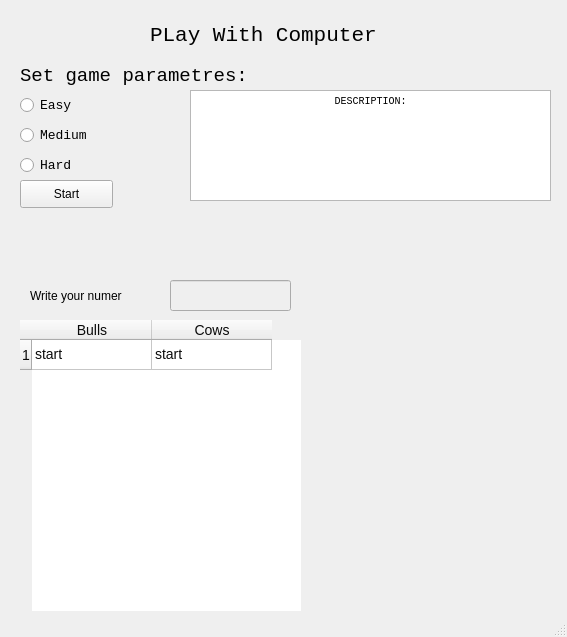
The window that untitled.ui (DamirGainatullin/CowsAndBulls) describes before a commit, drawn with Qt 5.
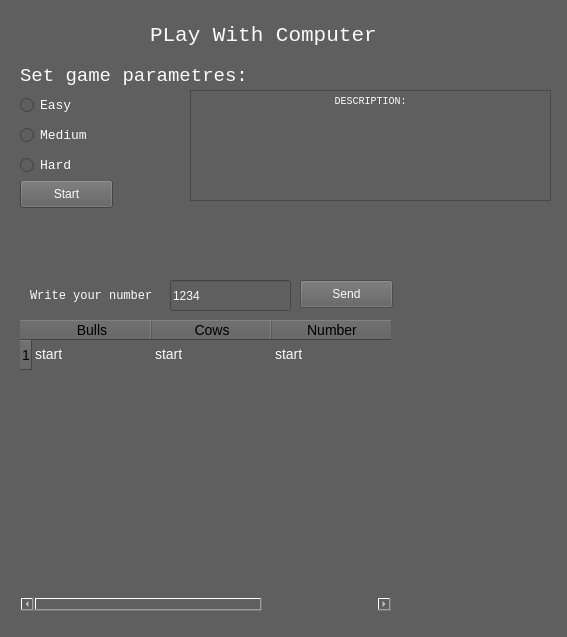
The same window after the commit.

```diff
--- a/untitled.ui
+++ b/untitled.ui
@@ -13,6 +13,13 @@
   <property name="windowTitle">
    <string>MainWindow</string>
   </property>
+  <property name="styleSheet">
+   <string notr="true">QWidget {
+	background-color: rgb(95, 95, 95);
+	color: rgb(250, 250, 250);
+}
+</string>
+  </property>
   <widget class="QWidget" name="centralwidget">
    <widget class="QPushButton" name="pushButton">
     <property name="geometry">
@@ -36,8 +43,13 @@
       <height>31</height>
      </rect>
     </property>
+    <property name="font">
+     <font>
+      <family>Lucida Console</family>
+     </font>
+    </property>
     <property name="text">
-     <string>Write your numer</string>
+     <string>Write your number</string>
     </property>
    </widget>
    <widget class="QRadioButton" name="easy">
@@ -112,6 +124,9 @@
       <height>31</height>
      </rect>
     </property>
+    <property name="text">
+     <string>1234</string>
+    </property>
    </widget>
    <widget class="QRadioButton" name="medium">
     <property name="geometry">
@@ -137,7 +152,7 @@
      <rect>
       <x>20</x>
       <y>320</y>
-      <width>281</width>
+      <width>371</width>
       <height>291</height>
      </rect>
     </property>
@@ -156,14 +171,13 @@
     <property name="styleSheet">
      <string notr="true">QWidget {
 	border: none;
-	color: rgb(10, 10, 10);
+	color: rgb(250, 250, 250);
 	font-size: 14px;
-	font-color: white;
 }
 </string>
     </property>
     <property name="gridStyle">
-     <enum>Qt::SolidLine</enum>
+     <enum>Qt::NoPen</enum>
     </property>
     <property name="sortingEnabled">
      <bool>false</bool>
@@ -190,27 +204,103 @@
      <property name="text">
       <string>1</string>
      </property>
+     <property name="foreground">
+      <brush brushstyle="SolidPattern">
+       <color alpha="255">
+        <red>0</red>
+        <green>0</green>
+        <blue>0</blue>
+       </color>
+      </brush>
+     </property>
     </row>
     <column>
      <property name="text">
       <string>Bulls</string>
      </property>
+     <property name="background">
+      <color>
+       <red>255</red>
+       <green>255</green>
+       <blue>255</blue>
+      </color>
+     </property>
+     <property name="foreground">
+      <brush brushstyle="SolidPattern">
+       <color alpha="255">
+        <red>0</red>
+        <green>0</green>
+        <blue>0</blue>
+       </color>
+      </brush>
+     </property>
     </column>
     <column>
      <property name="text">
       <string>Cows</string>
      </property>
+     <property name="background">
+      <color>
+       <red>255</red>
+       <green>255</green>
+       <blue>255</blue>
+      </color>
+     </property>
+     <property name="foreground">
+      <brush brushstyle="SolidPattern">
+       <color alpha="255">
+        <red>0</red>
+        <green>0</green>
+        <blue>0</blue>
+       </color>
+      </brush>
+     </property>
+    </column>
+    <column>
+     <property name="text">
+      <string>Number</string>
+     </property>
+     <property name="background">
+      <color>
+       <red>255</red>
+       <green>255</green>
+       <blue>255</blue>
+      </color>
+     </property>
+     <property name="foreground">
+      <brush brushstyle="SolidPattern">
+       <color alpha="255">
+        <red>0</red>
+        <green>0</green>
+        <blue>0</blue>
+       </color>
+      </brush>
+     </property>
     </column>
     <item row="0" column="0">
      <property name="text">
       <string>start</string>
      </property>
+     <property name="background">
+      <brush brushstyle="NoBrush">
+       <color alpha="255">
+        <red>0</red>
+        <green>0</green>
+        <blue>0</blue>
+       </color>
+      </brush>
+     </property>
     </item>
     <item row="0" column="1">
      <property name="text">
       <string>start</string>
      </property>
     </item>
+    <item row="0" column="2">
+     <property name="text">
+      <string>start</string>
+     </property>
+    </item>
    </widget>
    <widget class="QLabel" name="label_2">
     <property name="geometry">
@@ -254,6 +344,31 @@
 &lt;p align=&quot;center&quot; style=&quot; margin-top:0px; margin-bottom:0px; margin-left:0px; margin-right:0px; -qt-block-indent:0; text-indent:0px;&quot;&gt;&lt;span style=&quot; font-family:'MS Shell Dlg 2'; font-size:7.8pt;&quot;&gt;DESCRIPTION:&lt;/span&gt;&lt;/p&gt;&lt;/body&gt;&lt;/html&gt;</string>
     </property>
    </widget>
+   <widget class="QPushButton" name="sendButton">
+    <property name="enabled">
+     <bool>false</bool>
+    </property>
+    <property name="geometry">
+     <rect>
+      <x>300</x>
+      <y>280</y>
+      <width>93</width>
+      <height>28</height>
+     </rect>
+    </property>
+    <property name="text">
+     <string>Send</string>
+    </property>
+    <property name="iconSize">
+     <size>
+      <width>16</width>
+      <height>16</height>
+     </size>
+    </property>
+    <property name="autoRepeatInterval">
+     <number>100</number>
+    </property>
+   </widget>
   </widget>
   <widget class="QStatusBar" name="statusbar"/>
  </widget>
```
